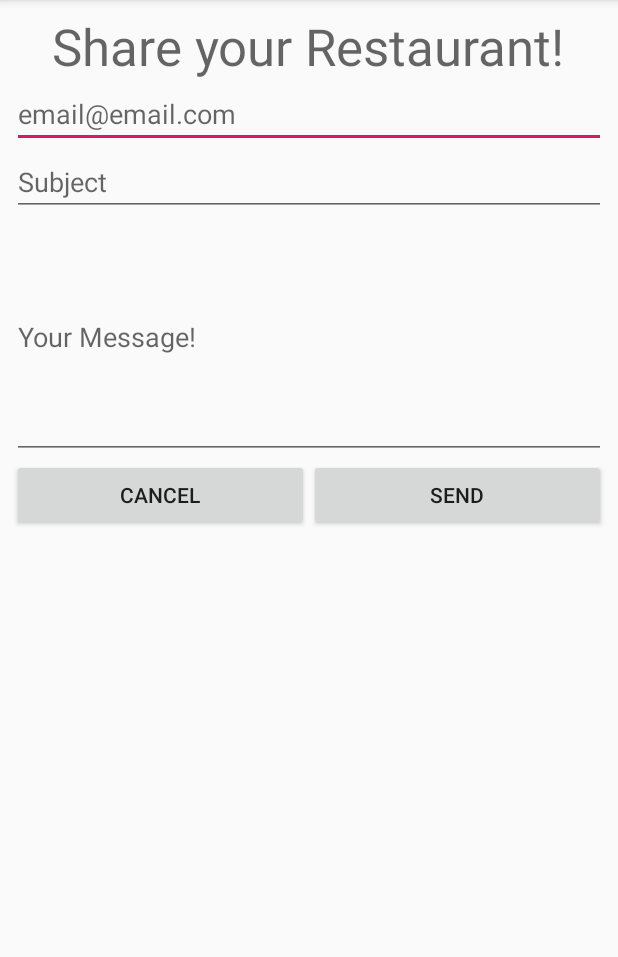
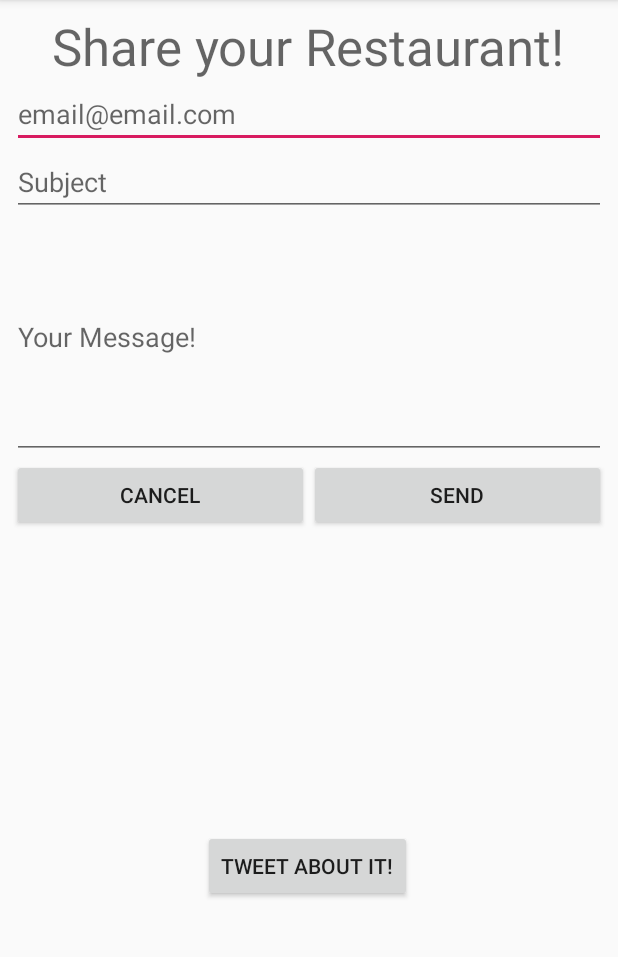
Before and after one commit to habdallah005/AndroidFinalProject, an Android app: the ShareActivity screen opened directly, with no data from a screen before it, on a phone screen of 412 x 824 dp, the part 84-1041 px from its top. Run offline under Robolectric (Android 15) with nearby library versions, the phone set to English and light mode, and no system bars.

Commit message:
Added a tweet button on share page

```diff
--- a/app/src/main/java/com/example/abdallah/AndroidRestaurant/ShareActivity.java
+++ b/app/src/main/java/com/example/abdallah/AndroidRestaurant/ShareActivity.java
@@ -76,6 +76,18 @@ public class ShareActivity extends AppCompatActivity {
                 }
             }
 
+
+
+        });
+        findViewById(R.id.btnTwitter).setOnClickListener(new View.OnClickListener() {
+            @Override
+            public void onClick(View v) {
+                Intent intent = new Intent();
+                intent.setAction(Intent.ACTION_VIEW);
+                intent.addCategory(Intent.CATEGORY_BROWSABLE);
+                intent.setData(Uri.parse("https://ctt.ac/bzv5N"));
+                startActivity(intent);
+            }
         });
     }
 }
--- a/app/src/main/res/layout/activity_share.xml
+++ b/app/src/main/res/layout/activity_share.xml
@@ -5,7 +5,9 @@
     android:layout_width="match_parent"
     android:layout_height="match_parent"
     tools:context="com.example.abdallah.AndroidRestaurant.ShareActivity">
+
     <LinearLayout
+        android:id="@+id/linearLayout"
         android:layout_width="0dp"
         android:layout_height="wrap_content"
         android:layout_marginStart="8dp"
@@ -48,6 +50,7 @@
             android:ems="10"
             android:hint="Subject"
             android:inputType="textPersonName" />
+
         <EditText
             android:id="@+id/etMessage"
             android:layout_width="match_parent"
@@ -79,4 +82,20 @@
         </LinearLayout>
 
     </LinearLayout>
+
+    <Button
+        android:id="@+id/btnTwitter"
+        android:layout_width="wrap_content"
+        android:layout_height="wrap_content"
+        android:layout_marginStart="147dp"
+        android:layout_marginLeft="147dp"
+        android:layout_marginTop="98dp"
+        android:layout_marginEnd="149dp"
+        android:layout_marginRight="149dp"
+        android:layout_marginBottom="66dp"
+        android:text="@string/twitter"
+        app:layout_constraintBottom_toBottomOf="parent"
+        app:layout_constraintEnd_toEndOf="parent"
+        app:layout_constraintStart_toStartOf="parent"
+        app:layout_constraintTop_toBottomOf="@+id/linearLayout" />
 </android.support.constraint.ConstraintLayout>
--- a/app/src/main/res/values/strings.xml
+++ b/app/src/main/res/values/strings.xml
@@ -11,4 +11,5 @@
     <string name="title_activity_search_restaurant">SearchRestaurant</string>
     <string name="my_restaurants">My Restaurants</string>
     <string name="title_activity_maps">Map</string>
+    <string name="twitter">Tweet about it!</string>
 </resources>
```
